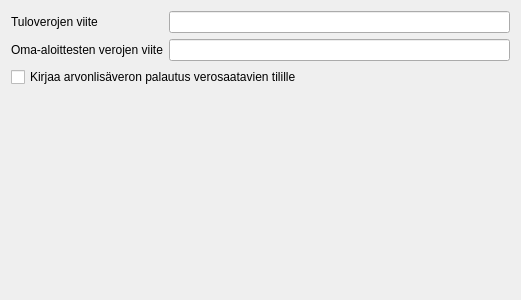
This is kitsas/maaritys/veromaaritys.ui in artoh/kitupiikki as Qt 5 draws it before an edit. The edited form follows.
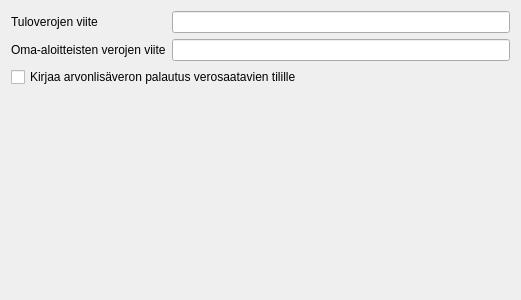
This is the edited form.

Diff of the .ui file:
```diff
--- a/kitsas/maaritys/veromaaritys.ui
+++ b/kitsas/maaritys/veromaaritys.ui
@@ -39,7 +39,7 @@
      <item row="1" column="0">
       <widget class="QLabel" name="label_2">
        <property name="text">
-        <string>Oma-aloittesten verojen viite</string>
+        <string>Oma-aloitteisten verojen viite</string>
        </property>
        <property name="buddy">
         <cstring>omaehtoistenviiteEdit</cstring>
```
